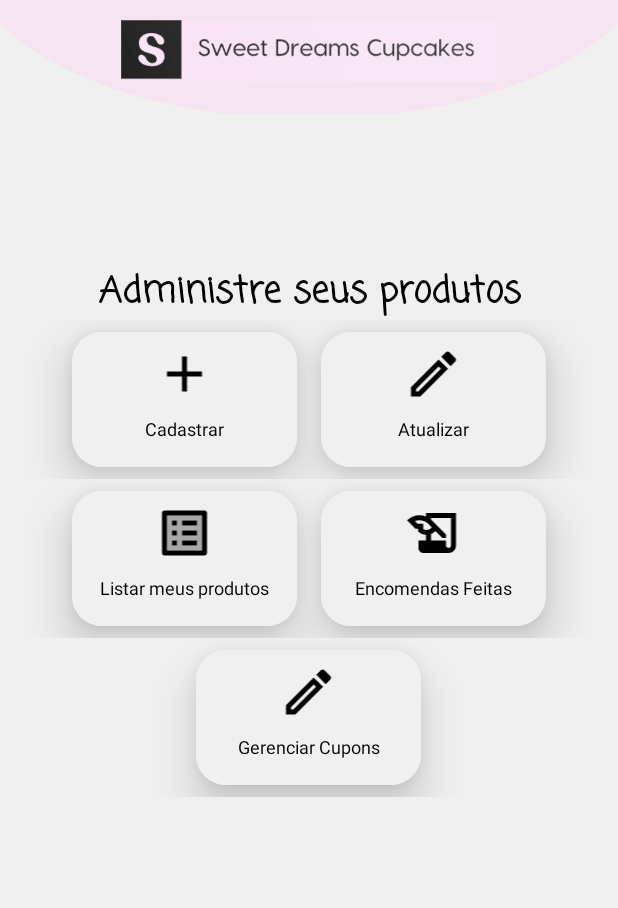
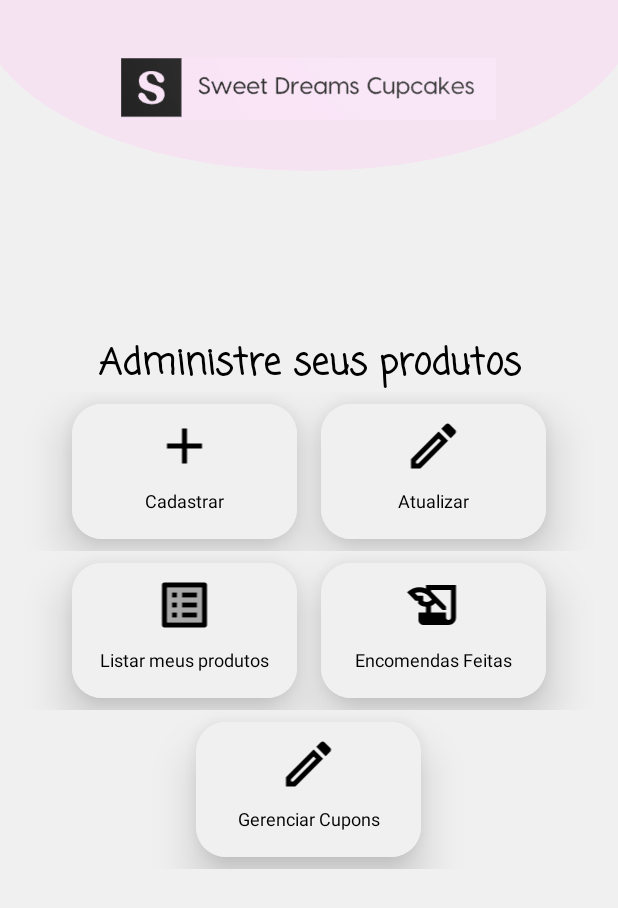
Before and after one commit to Vandeilsonpp/android-projeto, an Android app: the SellerHomePageActivity screen opened directly, with no data from a screen before it, on a phone screen of 412 x 824 dp. Shown: the top 908 px of the screen. Run offline under Robolectric (Android 15) with nearby library versions, the phone set to English and light mode, and no system bars.

Commit message:
ajuste layout

```diff
--- a/app/src/main/res/layout/seller_home_page.xml
+++ b/app/src/main/res/layout/seller_home_page.xml
@@ -10,7 +10,7 @@
     tools:context=".activity.SellerHomePageActivity">
 
     <LinearLayout
-        android:layout_marginTop="-240dp"
+        android:layout_marginTop="-310dp"
         android:orientation="vertical"
         android:layout_width="match_parent"
         android:layout_height="wrap_content"
@@ -20,8 +20,6 @@
         <FrameLayout
             android:layout_width="match_parent"
             android:layout_height="200dp"
-            android:layout_marginTop="-100dp"
-            android:layout_marginBottom="-18dp"
             android:layout_gravity="center">
 
             <ImageView
@@ -29,7 +27,7 @@
                 android:layout_width="match_parent"
                 android:layout_height="match_parent"
                 android:layout_gravity="center"
-                android:layout_marginTop="-30dp"
+                android:layout_marginTop="-20dp"
                 android:layout_marginStart="-30dp"
                 android:layout_marginEnd="-30dp"
                 app:srcCompat="@drawable/elipse_upper_home" />
@@ -39,7 +37,7 @@
                 android:layout_width="250dp"
                 android:layout_height="100dp"
                 android:layout_gravity="center"
-                android:layout_marginBottom="-40dp"
+                android:layout_marginBottom="-35dp"
                 app:srcCompat="@drawable/logo" />
 
         </FrameLayout>
```
